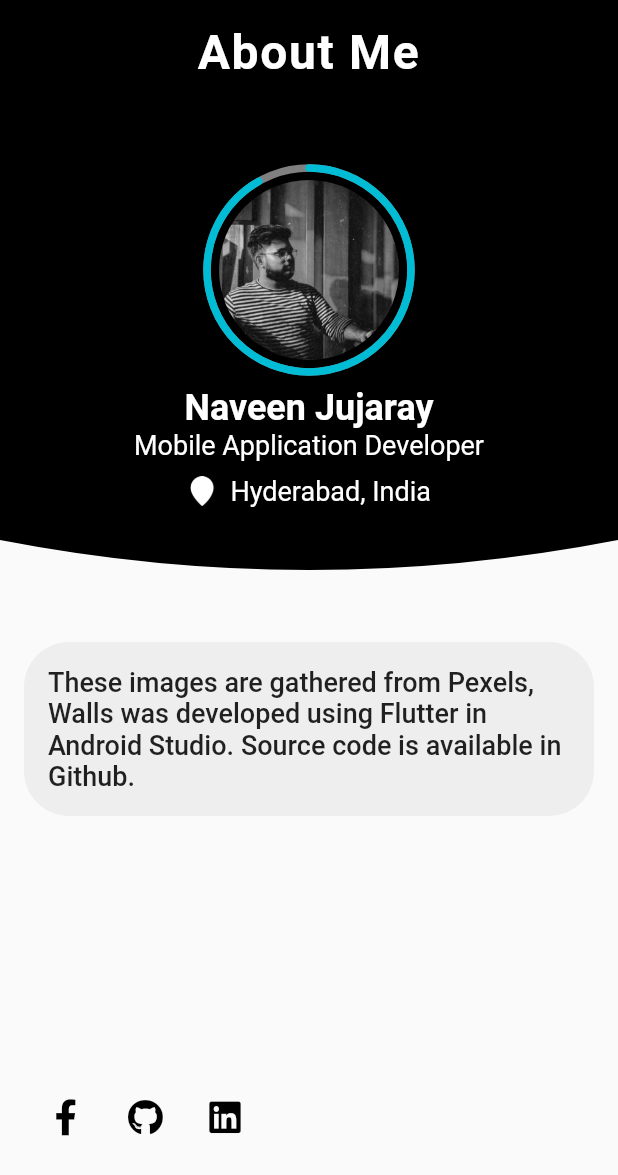
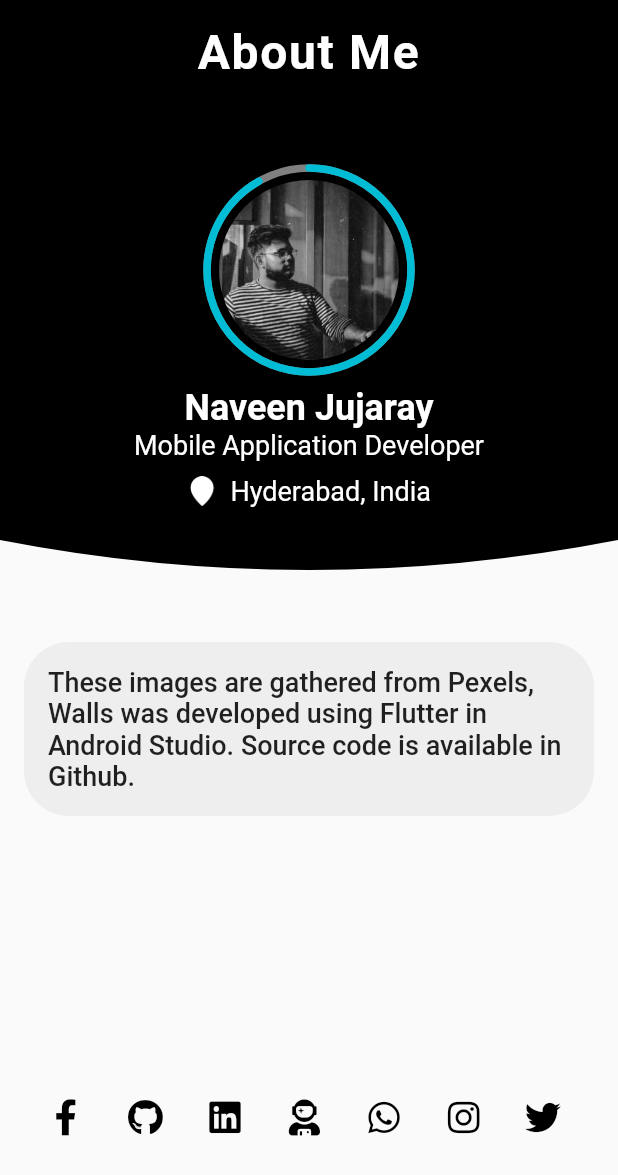
Before and after one commit to naveenjujaray/WALLS, a Flutter app: the AboutPage screen opened by its route, on a phone screen of 412 x 824 dp. Shown: the top 1175 px of the screen. Run offline on Flutter 3.47's test engine with Material 2 defaults, Android fonts, the light colour scheme and no system bars; our stand-ins replace bloc, cached_network_image, cloud_firestore, dio, firebase_auth, firebase_database and 9 more; missing offline and left inert: quick_actions, wallpaper; accounts and stored records are empty; network calls fail.

Commit message:
added button

```diff
--- a/lib/commons/category_model.dart
+++ b/lib/commons/category_model.dart
@@ -1,4 +1,5 @@
 class CategoryModel{
   String categoriesName;
   String imgUrl;
+  String per_page;
 }
--- a/lib/commons/image_view.dart
+++ b/lib/commons/image_view.dart
@@ -206,7 +206,7 @@ class _ImageViewState extends State<ImageView> {
     }
     var response = await Dio()
         .get(widget.imgUrl, options: Options(responseType: ResponseType.bytes));
-    await ImageGallerySaver.saveImage(Uint8List.fromList(response.data));
+    //await ImageGallerySaver.saveImage(Uint8List.fromList(response.data));
     home = await Wallpaper.homeScreen(widget.imgUrl);
     final result =  home = home;
     print(result);
@@ -218,7 +218,7 @@ class _ImageViewState extends State<ImageView> {
     }
     var response = await Dio()
         .get(widget.imgUrl, options: Options(responseType: ResponseType.bytes));
-    await ImageGallerySaver.saveImage(Uint8List.fromList(response.data));
+    //await ImageGallerySaver.saveImage(Uint8List.fromList(response.data));
     home = await Wallpaper.lockScreen(widget.imgUrl);
     final result =  home = lock;
     print(result);
--- a/lib/pages/aboutpage.dart
+++ b/lib/pages/aboutpage.dart
@@ -65,15 +65,18 @@ class AboutPage extends StatelessWidget with NavigationStates,DashboardStates{
                       "Source code is available in Github.",style: TextStyle(fontWeight: FontWeight.w500,fontSize: 18),),
                     ),
                   ],
+
                 ),
+
                 ),
               ),
               Expanded(
+
                 child: SingleChildScrollView(
                 child: Row(
                   children: <Widget>[
                     _buildSocialsRow(),
-                    SizedBox(height: 20.0,),
+                    SizedBox(height: 10.0,),
                   ],
                 ),
                 ),
@@ -134,6 +137,38 @@ class AboutPage extends StatelessWidget with NavigationStates,DashboardStates{
             _launchURL("https://www.linkedin.com/in/naveen-jujaray-b5776456/");
           },
         ),
+        SizedBox(width: 5.0),
+        IconButton(
+          color: Colors.black,
+          icon: Icon(FontAwesomeIcons.userAstronaut),
+          onPressed: (){
+            _launchURL("https://naveenjujaray.netlify.app/#");
+          },
+        ),
+        SizedBox(width: 5.0),
+        IconButton(
+          color: Colors.black,
+          icon: Icon(FontAwesomeIcons.whatsapp),
+          onPressed: (){
+            _launchURL("whatsapp://send?text=https://play.google.com/store/apps/details?id=com.naveenjujaray.walls");
+            },
+        ),
+        SizedBox(width: 5.0),
+        IconButton(
+          color: Colors.black,
+          icon: Icon(FontAwesomeIcons.instagram),
+          onPressed: (){
+            _launchURL("https://www.instagram.com/naveenjujaray/");
+          },
+        ),
+        SizedBox(width: 5.0),
+        IconButton(
+          color: Colors.black,
+          icon: Icon(FontAwesomeIcons.twitter),
+          onPressed: (){
+            _launchURL("https://twitter.com/naveenjujaray");
+          },
+        ),
         SizedBox(width: 10.0),
       ],
     );
--- a/lib/pages/homepage.dart
+++ b/lib/pages/homepage.dart
@@ -9,7 +9,6 @@ import 'package:flutter/src/foundation/annotations.dart';
 import 'package:flutter/material.dart';
 import 'package:Walls/bloc/navigation_bloc/navigation_bloc.dart';
 import 'package:Walls/pages/widget.dart';
-import 'package:rate_my_app/rate_my_app.dart';
 import 'package:url_launcher/url_launcher.dart';
 import 'package:http/http.dart' as http;
 import 'package:Walls/pages/search.dart';
--- a/lib/sidebar/menu_item.dart
+++ b/lib/sidebar/menu_item.dart
@@ -1,6 +1,7 @@
 import 'package:Walls/bloc/navigation_bloc/dashboard_navigation.dart';
 import 'package:Walls/bloc/navigation_bloc/navigation_bloc.dart';
 import 'package:flutter/material.dart';
+import 'package:font_awesome_flutter/font_awesome_flutter.dart';
 
 class MenuItem extends StatelessWidget with DashboardStates,NavigationStates{
   final IconData icon;
@@ -18,6 +19,7 @@ class MenuItem extends StatelessWidget with DashboardStates,NavigationStates{
             child: Row(
               children: <Widget>[
               Icon(
+
               icon,
               color: Colors.cyan,
               size: 30,
--- a/pubspec.yaml
+++ b/pubspec.yaml
@@ -69,8 +69,8 @@ dependencies:
   firebase_admob:
   quick_actions: ^0.4.0+5
   full_screen_image: ^1.0.2
-  rate_my_app: ^0.6.1+2
-  smooth_star_rating: ^1.1.0+1
+  launch_review: ^2.0.0
+  align_positioned: ^1.2.6
 
 
 
```
Also changed, not shown: lib/commons/data.dart (+25 -1 lines), lib/sidebar/sidebar.dart (+30 -6 lines), pubspec.lock, 1 other file.
